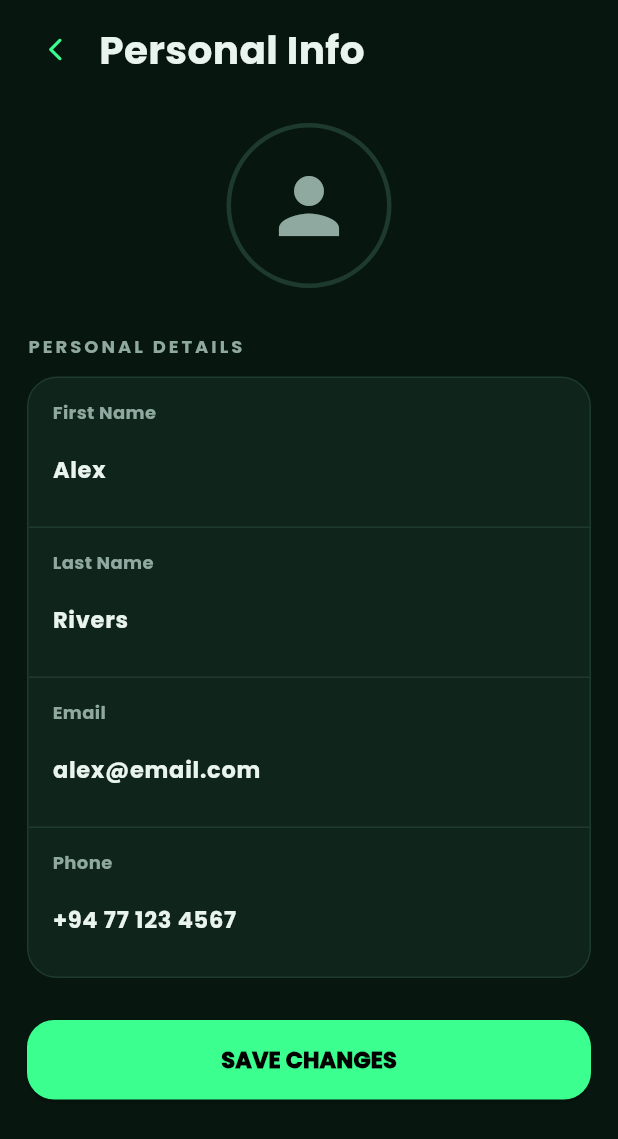
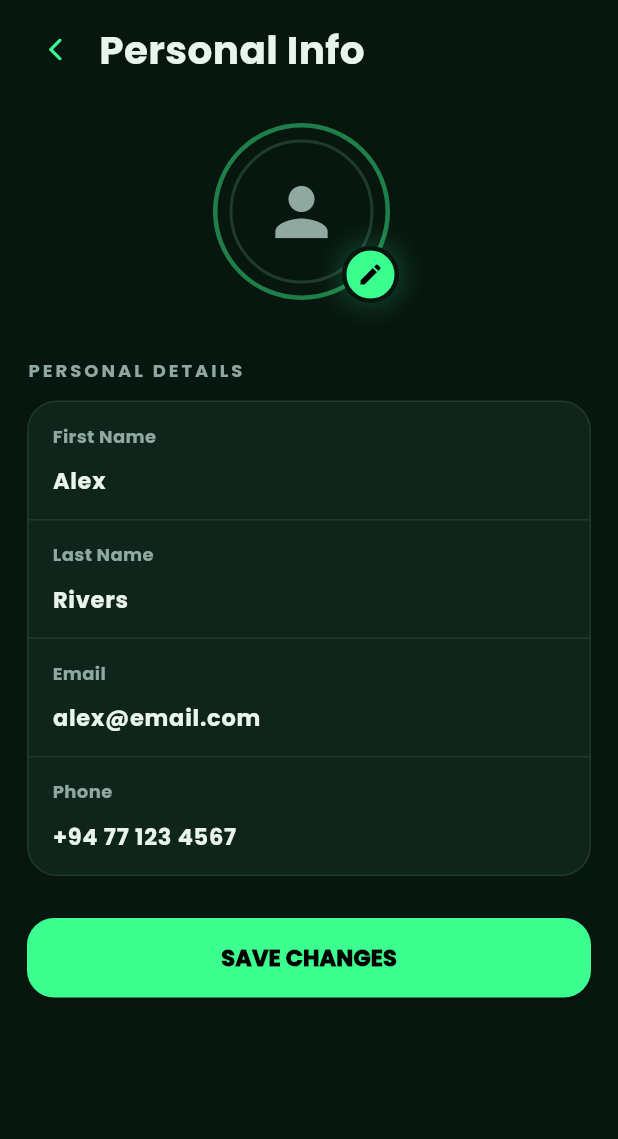
Before and after one commit to NethmikaJayasooriya/UrbanRoots-Project, a Flutter app: the EditProfileScreen screen opened directly, on a phone screen of 412 x 824 dp. Shown: the top 1139 px of the screen. Run offline on Flutter 3.47's test engine with Material 3 defaults, Android fonts, the phone set to English and light mode, and no system bars; project files that could hold a hidden picture were left out.

Commit message:
Added edit symbol to profile pic

```diff
--- a/mobile_app/lib/features/profile/screens/edit_profile_screen.dart
+++ b/mobile_app/lib/features/profile/screens/edit_profile_screen.dart
@@ -20,6 +20,12 @@
     ).showSnackBar(const SnackBar(content: Text("Profile updated")));
   }
 
+  void _editProfileImage() {
+    ScaffoldMessenger.of(context).showSnackBar(
+      const SnackBar(content: Text("Edit profile picture tapped")),
+    );
+  }
+
   @override
   Widget build(BuildContext context) {
     return Scaffold(
@@ -36,7 +42,6 @@
                 child: Column(
                   crossAxisAlignment: CrossAxisAlignment.start,
                   children: [
-                    /// HEADER
                     Row(
                       children: [
                         InkResponse(
@@ -65,24 +70,82 @@
 
                     const SizedBox(height: 30),
 
-                    /// PROFILE AVATAR
                     Center(
-                      child: Container(
-                        width: 110,
-                        height: 110,
-                        decoration: BoxDecoration(
-                          shape: BoxShape.circle,
-                          border: Border.all(color: AppColors.border, width: 3),
-                        ),
-                        child: const Icon(
-                          Icons.person,
-                          size: 60,
-                          color: AppColors.muted,
+                      child: SizedBox(
+                        width: 128,
+                        height: 128,
+                        child: Stack(
+                          clipBehavior: Clip.none,
+                          children: [
+                            Container(
+                              width: 118,
+                              height: 118,
+                              decoration: BoxDecoration(
+                                shape: BoxShape.circle,
+                                border: Border.all(
+                                  color: AppColors.accent.withOpacity(0.45),
+                                  width: 3,
+                                ),
+                              ),
+                              child: Container(
+                                margin: const EdgeInsets.all(8),
+                                decoration: BoxDecoration(
+                                  shape: BoxShape.circle,
+                                  border: Border.all(
+                                    color: AppColors.border,
+                                    width: 2,
+                                  ),
+                                ),
+                                child: const Center(
+                                  child: Icon(
+                                    Icons.person,
+                                    size: 52,
+                                    color: AppColors.muted,
+                                  ),
+                                ),
+                              ),
+                            ),
+
+                            Positioned(
+                              right: 4,
+                              bottom: 8,
+                              child: InkWell(
+                                onTap: _editProfileImage,
+                                borderRadius: BorderRadius.circular(999),
+                                child: Container(
+                                  width: 38,
+                                  height: 38,
+                                  decoration: BoxDecoration(
+                                    color: AppColors.accent,
+                                    shape: BoxShape.circle,
+                                    border: Border.all(
+                                      color: AppColors.bg,
+                                      width: 3,
+                                    ),
+                                    boxShadow: [
+                                      BoxShadow(
+                                        color: AppColors.accent.withOpacity(
+                                          0.25,
+                                        ),
+                                        blurRadius: 16,
+                                        spreadRadius: 1,
+                                      ),
+                                    ],
+                                  ),
+                                  child: const Icon(
+                                    Icons.edit_rounded,
+                                    size: 18,
+                                    color: Colors.black,
+                                  ),
+                                ),
+                              ),
+                            ),
+                          ],
                         ),
                       ),
                     ),
 
-                    const SizedBox(height: 30),
+                    const SizedBox(height: 28),
 
                     const Text(
                       "PERSONAL DETAILS",
@@ -103,17 +166,11 @@
                             label: "First Name",
                             controller: firstName,
                           ),
-
                           const _Divider(),
-
                           _InputField(label: "Last Name", controller: lastName),
-
                           const _Divider(),
-
                           _InputField(label: "Email", controller: email),
-
                           const _Divider(),
-
                           _InputField(label: "Phone", controller: phone),
                         ],
                       ),
@@ -202,9 +259,7 @@
               fontWeight: FontWeight.w700,
             ),
           ),
-
-          const SizedBox(height: 6),
-
+          const SizedBox(height: 10),
           TextField(
             controller: controller,
             style: const TextStyle(
@@ -212,7 +267,11 @@
               fontSize: 15,
               fontWeight: FontWeight.w700,
             ),
-            decoration: const InputDecoration(border: InputBorder.none),
+            decoration: const InputDecoration(
+              border: InputBorder.none,
+              isDense: true,
+              contentPadding: EdgeInsets.zero,
+            ),
           ),
         ],
       ),
```
